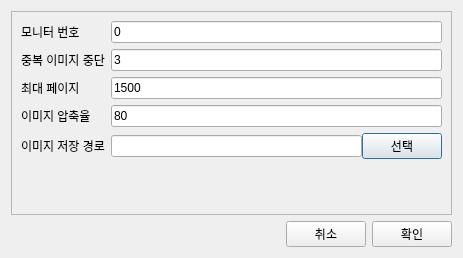
gyuha/capture-macro2, file ui/setting_dialog.ui: the form before one commit.
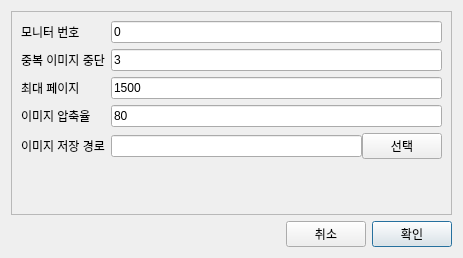
The form after the commit.

The edit to the form file:
```diff
--- a/ui/setting_dialog.ui
+++ b/ui/setting_dialog.ui
@@ -123,6 +123,9 @@
             <property name="text">
              <string>선택</string>
             </property>
+            <property name="autoDefault">
+             <bool>false</bool>
+            </property>
            </widget>
           </item>
          </layout>
@@ -159,6 +162,9 @@
        <property name="text">
         <string>확인</string>
        </property>
+       <property name="default">
+        <bool>true</bool>
+       </property>
       </widget>
      </item>
     </layout>
```
Left out of the diff: 10 changed lines with no effect on the pictures.
